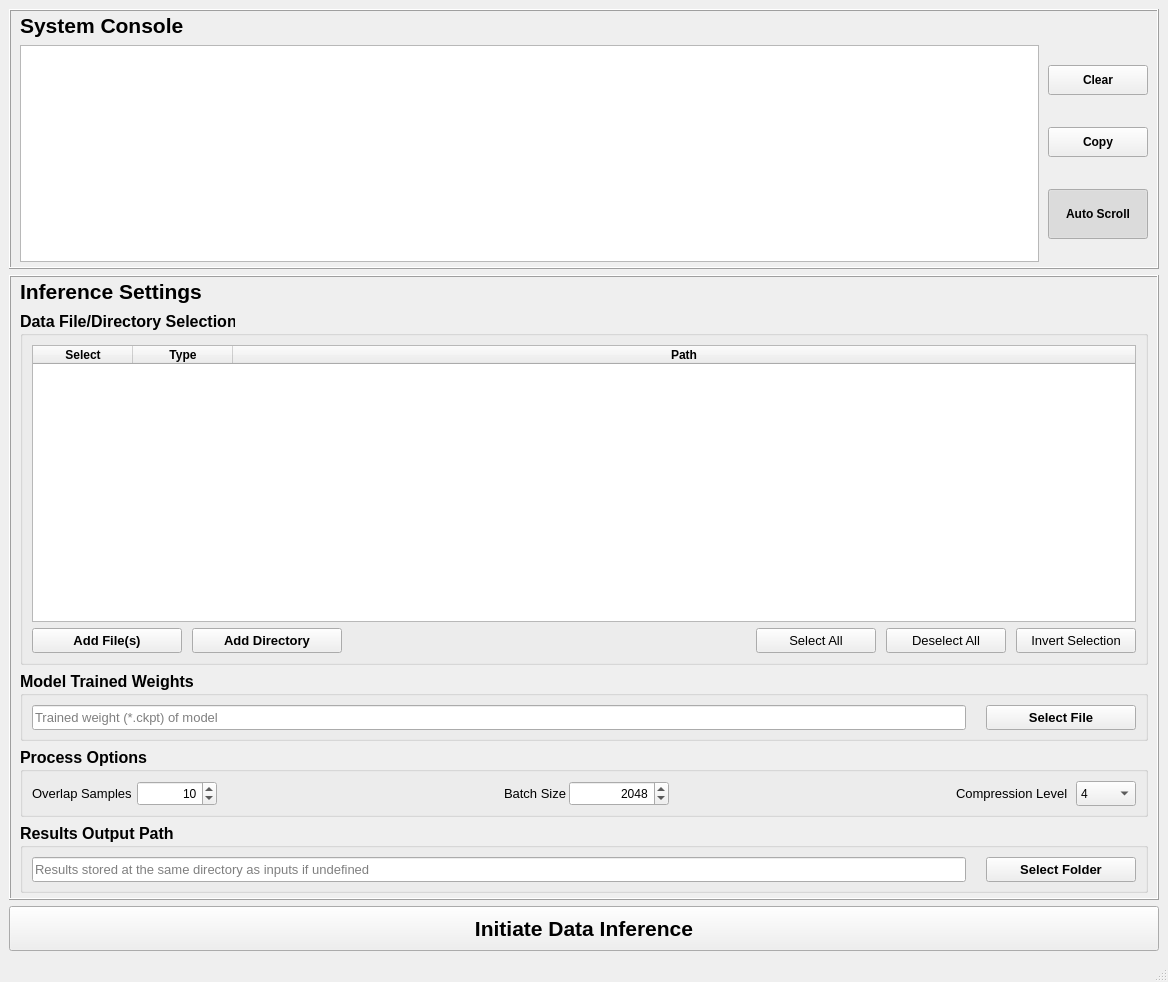
Above: parus/gui/desg_modinf.ui from saptera/parus before the change. Below: the same form after it.
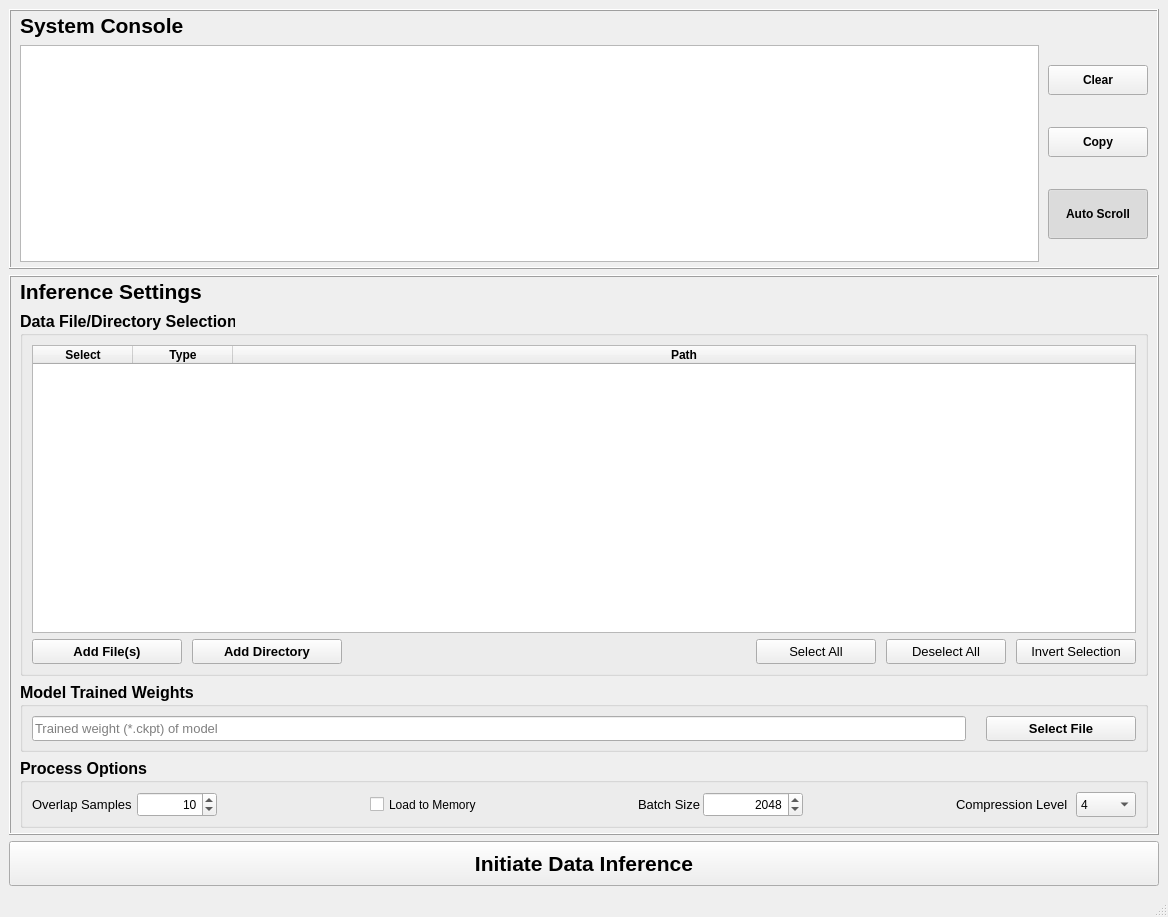
That is the form after the change.

The edit to the form file:
```diff
--- a/parus/gui/desg_modinf.ui
+++ b/parus/gui/desg_modinf.ui
@@ -7,7 +7,7 @@
     <x>0</x>
     <y>0</y>
     <width>1168</width>
-    <height>981</height>
+    <height>916</height>
    </rect>
   </property>
   <property name="windowTitle">
@@ -167,7 +167,7 @@
       <property name="minimumSize">
        <size>
         <width>1150</width>
-        <height>625</height>
+        <height>560</height>
        </size>
       </property>
       <property name="frameShape">
@@ -614,7 +614,43 @@
             </property>
             <property name="sizeHint" stdset="0">
              <size>
-              <width>271</width>
+              <width>100</width>
+              <height>20</height>
+             </size>
+            </property>
+           </spacer>
+          </item>
+          <item>
+           <widget class="QCheckBox" name="tmemCheckbox">
+            <property name="minimumSize">
+             <size>
+              <width>115</width>
+              <height>25</height>
+             </size>
+            </property>
+            <property name="font">
+             <font>
+              <pointsize>9</pointsize>
+              <bold>false</bold>
+             </font>
+            </property>
+            <property name="toolTip">
+             <string>Load whole file to system memory
+Enable this to accelerate process at risk of RAM overflow</string>
+            </property>
+            <property name="text">
+             <string>Load to Memory</string>
+            </property>
+           </widget>
+          </item>
+          <item>
+           <spacer name="optSpacerM">
+            <property name="orientation">
+             <enum>Qt::Orientation::Horizontal</enum>
+            </property>
+            <property name="sizeHint" stdset="0">
+             <size>
+              <width>100</width>
               <height>20</height>
              </size>
             </property>
@@ -701,7 +737,7 @@
             </property>
             <property name="sizeHint" stdset="0">
              <size>
-              <width>271</width>
+              <width>100</width>
               <height>20</height>
              </size>
             </property>
@@ -825,86 +861,6 @@
          </layout>
         </widget>
        </item>
-       <item>
-        <widget class="QGroupBox" name="outputGroup">
-         <property name="minimumSize">
-          <size>
-           <width>1000</width>
-           <height>70</height>
-          </size>
-         </property>
-         <property name="maximumSize">
-          <size>
-           <width>16777215</width>
-           <height>70</height>
-          </size>
-         </property>
-         <property name="font">
-          <font>
-           <pointsize>12</pointsize>
-           <bold>true</bold>
-          </font>
-         </property>
-         <property name="title">
-          <string>Results Output Path</string>
-         </property>
-         <layout class="QHBoxLayout" name="outputLayout">
-          <property name="spacing">
-           <number>20</number>
-          </property>
-          <item>
-           <widget class="QLineEdit" name="outputLine">
-            <property name="minimumSize">
-             <size>
-              <width>350</width>
-              <height>25</height>
-             </size>
-            </property>
-            <property name="maximumSize">
-             <size>
-              <width>16777215</width>
-              <height>25</height>
-             </size>
-            </property>
-            <property name="font">
-             <font>
-              <pointsize>10</pointsize>
-              <bold>false</bold>
-             </font>
-            </property>
-            <property name="placeholderText">
-             <string>Results stored at the same directory as inputs if undefined</string>
-            </property>
-           </widget>
-          </item>
-          <item>
-           <widget class="QPushButton" name="outputButton">
-            <property name="minimumSize">
-             <size>
-              <width>150</width>
-              <height>25</height>
-             </size>
-            </property>
-            <property name="maximumSize">
-             <size>
-              <width>150</width>
-              <height>25</height>
-             </size>
-            </property>
-            <property name="font">
-             <font>
-              <pointsize>10</pointsize>
-              <bold>true</bold>
-             </font>
-            </property>
-            <property name="text">
-             <string>Select Folder</string>
-            </property>
-           </widget>
-          </item>
-         </layout>
-        </widget>
-       </item>
       </layout>
      </widget>
     </item>
```
